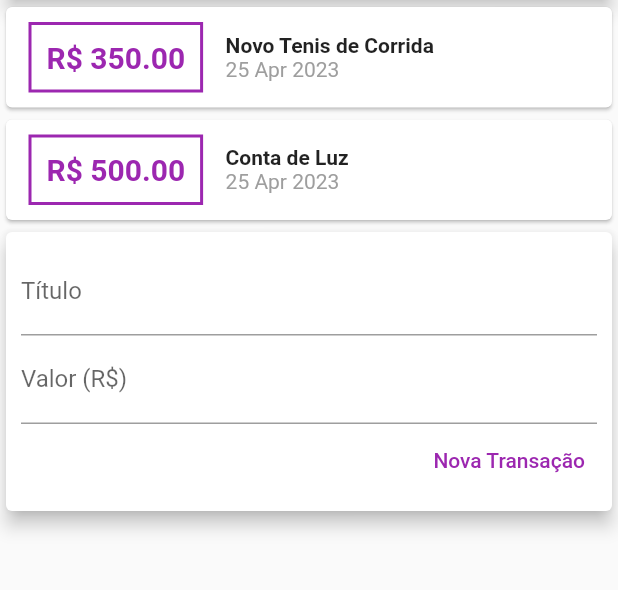
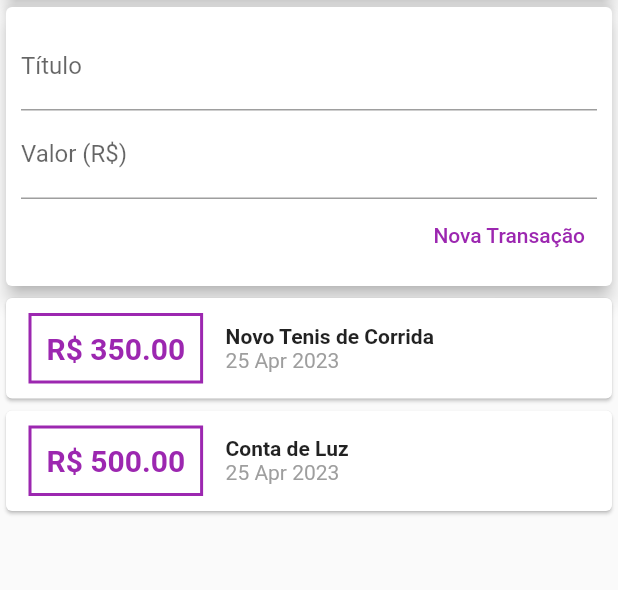
Before and after one commit to LucasMLara/ExpensesAppFlutter, a Flutter app: the screen it shows after launch, on a phone screen of 412 x 824 dp, the part 119-709 px from its top. Run offline on Flutter 3.47's test engine with Material 2 defaults, Android fonts, the phone set to English and light mode, and no system bars.

Commit message:
Listview performatico com builder

```diff
--- a/lib/components/transaction_list.dart
+++ b/lib/components/transaction_list.dart
@@ -8,9 +8,12 @@ class TrasactionList extends StatelessWidget {
 
   @override
   Widget build(BuildContext context) {
-    return Column(
-      children: transactions
-          .map((e) => Card(
+    return Container(
+        height: 300,
+        // Listview renderizando componentes sob demanda, tornando a aplicação mais performática
+        child: ListView.builder(
+            itemCount: transactions.length,
+            itemBuilder: (ctx, index) => Card(
                   child: Row(
                     children: [
                       Container(
@@ -20,7 +23,7 @@ class TrasactionList extends StatelessWidget {
                             border: Border.all(color: Colors.purple, width: 2)),
                         padding: const EdgeInsets.all(10),
                         child: Text(
-                        "R\$ ${e.value.toStringAsFixed(2)}",
+                          "R\$ ${transactions[index].value.toStringAsFixed(2)}",
                           style: const TextStyle(
                               fontWeight: FontWeight.bold,
                               fontSize: 20,
@@ -31,19 +34,18 @@ class TrasactionList extends StatelessWidget {
                         crossAxisAlignment: CrossAxisAlignment.start,
                         children: [
                           Text(
-                          e.title,
+                            transactions[index].title,
                             style: const TextStyle(fontWeight: FontWeight.bold),
                           ),
                           Text(
-                          DateFormat('d MMM y').format(e.date),
+                            DateFormat('d MMM y')
+                                .format(transactions[index].date),
                             style: const TextStyle(color: Colors.grey),
                           )
                         ],
                       )
                     ],
                   ),
-              ))
-          .toList(),
-    );
+                )));
   }
 }
--- a/lib/components/transaction_user.dart
+++ b/lib/components/transaction_user.dart
@@ -20,7 +20,11 @@ class _TransactionUserState extends State<TransactionUser> {
         value: 350,
         date: DateTime.now()),
     Transaction(
-        id: 't2', title: 'Conta de Luz', value: 500, date: DateTime.now()),
+      id: 't2',
+      title: 'Conta de Luz',
+      value: 500,
+      date: DateTime.now(),
+    ),
   ];
 
   _addTransaction(String title, double value) {
@@ -40,8 +44,8 @@ class _TransactionUserState extends State<TransactionUser> {
   Widget build(BuildContext context) {
     return Column(
       children: [
+        TransactionForm(_addTransaction),
         TrasactionList(_transactions),
-        TransactionForm(_addTransaction),
       ],
     );
   }
```
Lines whose indentation alone changed are shown as unchanged.
